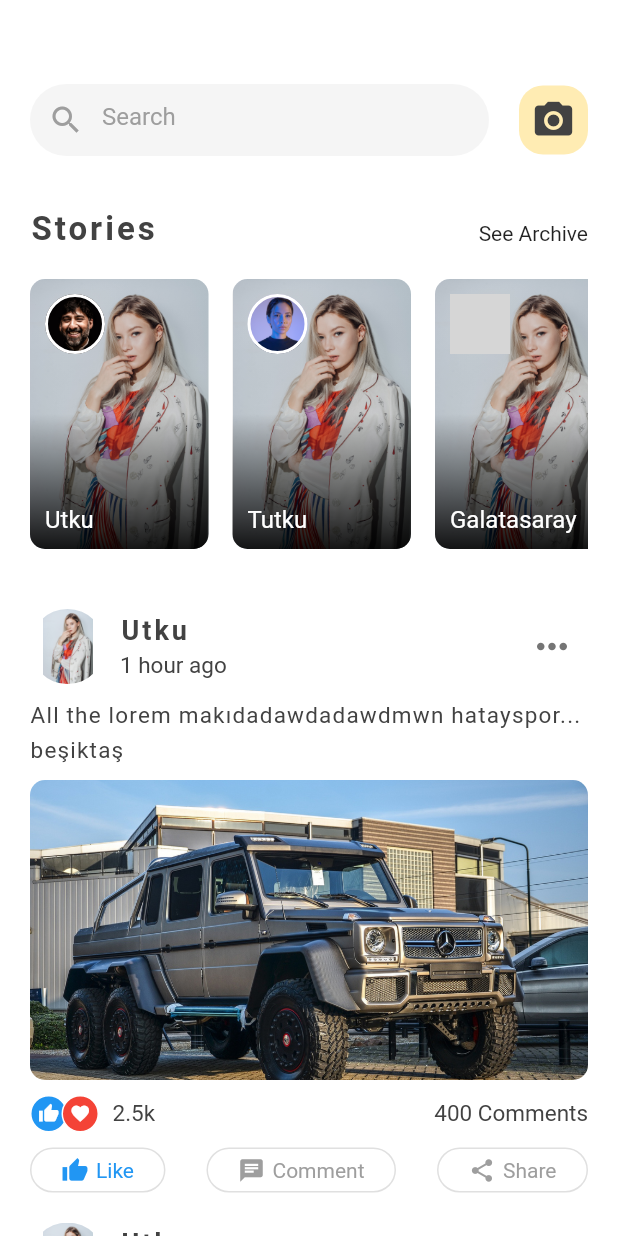
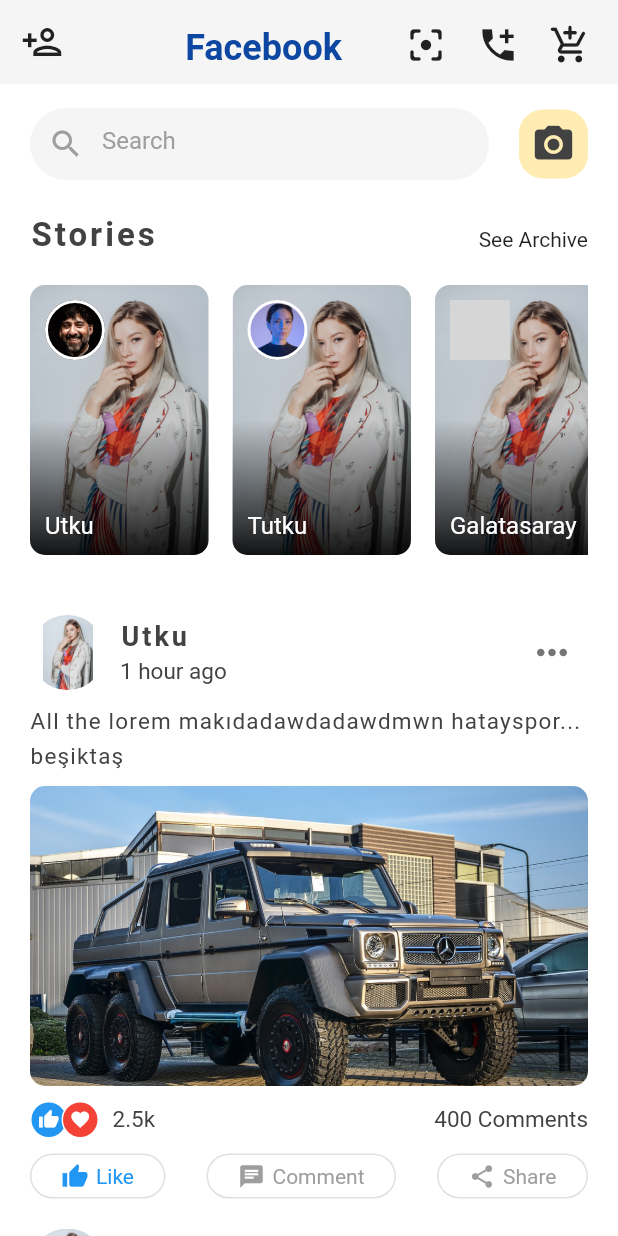
Before and after one commit to utku-c/flutter_amateur_facebookdesign, a Flutter app: the screen it shows after launch, on a phone screen of 412 x 824 dp. Run offline on Flutter 3.47's test engine with Material 2 defaults, Android fonts, the phone set to English and light mode, and no system bars; grey boxes are pictures that could not be loaded.

Commit message:
değişiklikler

```diff
--- a/lib/main.dart
+++ b/lib/main.dart
@@ -16,13 +16,70 @@
   @override
   Widget build(BuildContext context) {
     return Scaffold(
+      appBar: AppBar(
+        leading: IconButton(
+          onPressed: () {},
+          icon: Icon(
+            Icons.person_add_outlined,
+            size: 28,
+            color: Colors.grey.shade900,
+          ),
+        ),
+        elevation: 0,
+        backgroundColor: Colors.grey.shade100,
+        actions: [
+          Padding(
+            padding: const EdgeInsets.all(8.0),
+            child: Row(
+              children: [
+                IconButton(
+                  icon: Icon(
+                    Icons.filter_center_focus_rounded,
+                    size: 28,
+                    color: Colors.grey.shade900,
+                  ),
+                  onPressed: () {},
+                ),
+                IconButton(
+                  icon: Icon(
+                    Icons.add_ic_call_sharp,
+                    size: 28,
+                    color: Colors.grey.shade900,
+                  ),
+                  onPressed: () {},
+                ),
+                IconButton(
+                  icon: Icon(
+                    Icons.add_shopping_cart_rounded,
+                    size: 28,
+                    color: Colors.grey.shade900,
+                  ),
+                  onPressed: () {},
+                ),
+              ],
+            ),
+          )
+        ],
+        title: Padding(
+          padding: const EdgeInsets.only(top: 8, right: 8),
+          child: Text(
+            'Facebook',
+            style: TextStyle(
+              color: Colors.blue.shade900,
+              fontSize: 24,
+              fontWeight: FontWeight.bold,
+            ),
+          ),
+        ),
+        centerTitle: true,
+      ),
       backgroundColor: Colors.white,
       body: Column(
         crossAxisAlignment: CrossAxisAlignment.start,
         children: [
           Container(
-            height: 120,
-            padding: EdgeInsets.only(top: 50, right: 20, left: 20, bottom: 10),
+            height: 80,
+            padding: EdgeInsets.only(right: 20, left: 20),
             child: Row(
               children: [
                 Expanded(
@@ -66,7 +123,8 @@
             child: SingleChildScrollView(
               scrollDirection: Axis.vertical,
               child: Padding(
-                padding: EdgeInsets.all(20),
+                padding:
+                    EdgeInsets.only(top: 8, bottom: 20, left: 20, right: 20),
                 child: Column(
                   crossAxisAlignment: CrossAxisAlignment.start,
                   children: [
@@ -167,9 +225,6 @@
                       feedText:
                           'All the lorem makıdadawdadawdmwn All the lorem makıdadawdadawdmwn hathatAll the lorem makıdadawdadawdmwn hatayspor... beşiktaş',
                     )
-                    /**
-                     * 8.dakikada kaldım
-                     */
                   ],
                 ),
               ),
```
Also changed, not shown: assets/images/elsa1.jpg (deleted), assets/images/elsa2.jpg (deleted).
